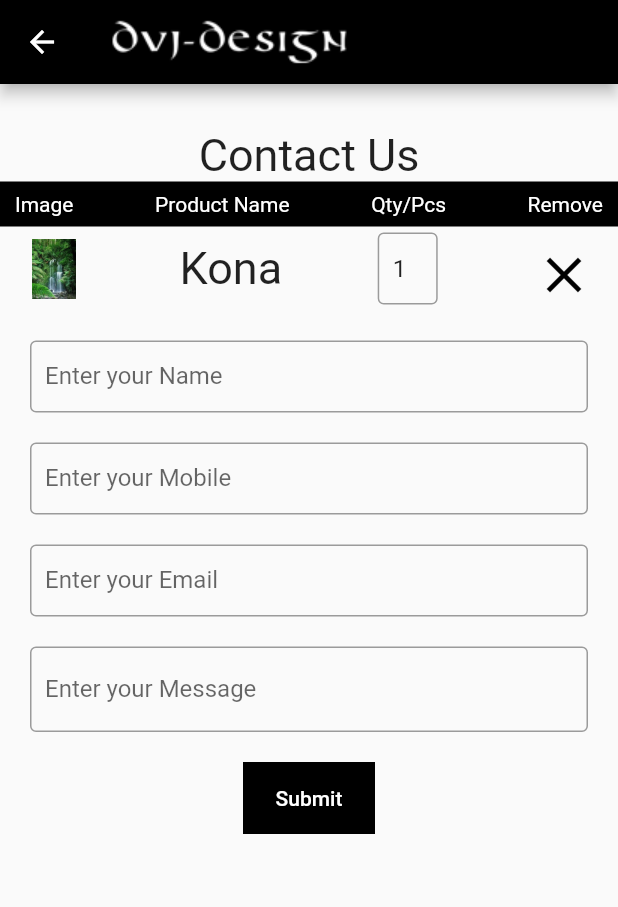
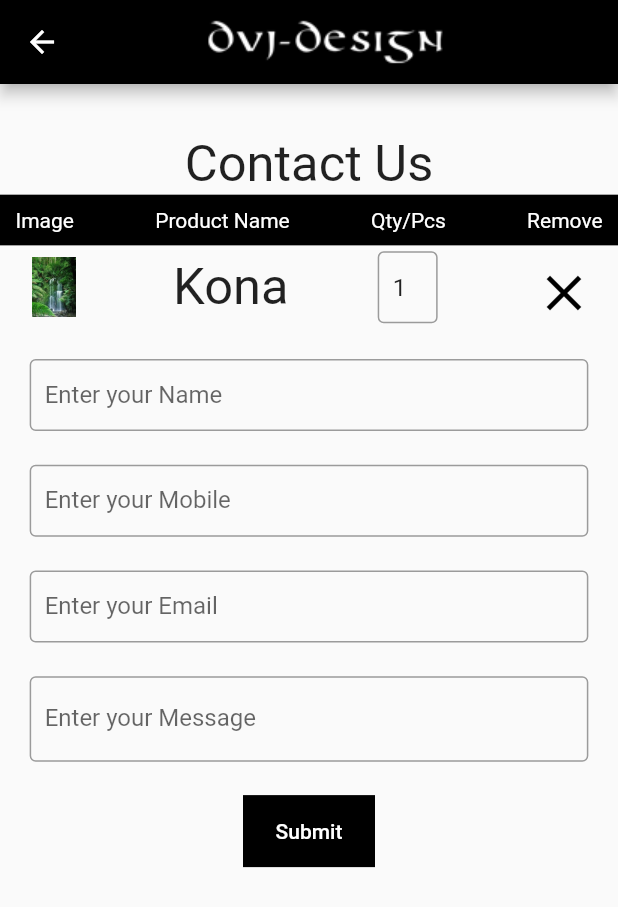
Before and after one commit to anandhakrishnanaji/DVJ-Designs, a Flutter app: the ContactUsPage screen opened by its route, on a phone screen of 412 x 824 dp. Shown: the top 907 px of the screen. Run offline on Flutter 3.47's test engine with Material 2 defaults, Android fonts, the phone set to English and light mode, and no system bars; our stand-ins replace carousel_slider.

Commit message:
Mediaquery design submission

```diff
--- a/lib/pages/ContactUsPage.dart
+++ b/lib/pages/ContactUsPage.dart
@@ -7,19 +7,21 @@ class ContactUsPage extends StatelessWidget {
   static const routeName = '/contactus';
   @override
   Widget build(BuildContext context) {
+    final height = MediaQuery.of(context).size.height;
+    final width = MediaQuery.of(context).size.width;
     return Scaffold(
       appBar: AppBar(
-        backgroundColor: Colors.black,
-        title: Image.asset('assets/images/logo.png'),
-      ),
+          backgroundColor: Colors.black,
+          title: Image.asset('assets/images/logo.png'),
+          titleSpacing: 0.194 * width),
       body: Container(
-        padding: EdgeInsets.only(top: 30),
+        padding: EdgeInsets.only(top: 0.041 * height),
         alignment: Alignment.center,
         child: ListView(
           children: <Widget>[
             Text(
               'Contact Us',
-              style: TextStyle(fontSize: 30),
+              style: TextStyle(fontSize: 0.041 * height),
               textAlign: TextAlign.center,
             ),
             CartList(),
--- a/lib/pages/homePage.dart
+++ b/lib/pages/homePage.dart
@@ -92,14 +92,15 @@ class HomePage extends StatelessWidget {
 
   @override
   Widget build(BuildContext context) {
+    final width = MediaQuery.of(context).size.width;
     return Scaffold(
       appBar: AppBar(
         backgroundColor: Colors.black,
         title: Image.asset('assets/images/logo.png'),
-        titleSpacing: 70,
+        titleSpacing: 0.194 * width,
         actions: <Widget>[
           Padding(
-            padding: const EdgeInsets.only(right: 10),
+            padding: EdgeInsets.only(right: 0.024 * width),
             child: IconButton(
                 icon: Icon(
                   Icons.search,
--- a/lib/pages/notificationPage.dart
+++ b/lib/pages/notificationPage.dart
@@ -4,13 +4,16 @@ class NotificationsPage extends StatelessWidget {
   static const routeName = '/notifications';
   @override
   Widget build(BuildContext context) {
+    final width = MediaQuery.of(context).size.width;
+
     return Scaffold(
       appBar: AppBar(
         backgroundColor: Colors.black,
         title: Image.asset('assets/images/logo.png'),
+        titleSpacing: 0.194 * width,
         actions: <Widget>[
           Padding(
-            padding: const EdgeInsets.only(right: 10),
+            padding: EdgeInsets.only(right: 0.0243 * width),
             child: IconButton(
                 icon: Icon(
                   Icons.search,
--- a/lib/pages/productListPage.dart
+++ b/lib/pages/productListPage.dart
@@ -16,6 +16,8 @@ class ProductListPage extends StatelessWidget {
     var width = (screenWidth - ((_crossAxisCount - 1) * _crossAxisSpacing)) /
         _crossAxisCount;
     var height = width / _aspectRatio;
+
+    final screenheight = MediaQuery.of(context).size.height;
     return Scaffold(
       appBar: AppBar(
         backgroundColor: Colors.black,
@@ -26,10 +28,10 @@ class ProductListPage extends StatelessWidget {
           child: Column(
         children: <Widget>[
           Padding(
-            padding: const EdgeInsets.all(20),
+            padding: EdgeInsets.all(0.0273 * screenheight),
             child: Text(
               'PRODUCTS',
-              style: TextStyle(fontSize: 30),
+              style: TextStyle(fontSize: 0.041 * screenheight),
             ),
           ),
           Expanded(
--- a/lib/widgets/ContactForm.dart
+++ b/lib/widgets/ContactForm.dart
@@ -38,8 +38,10 @@ class _ContactFormState extends State<ContactForm> {
   bool _isValid = false;
   @override
   Widget build(BuildContext context) {
+    final width = MediaQuery.of(context).size.width;
+    final height = MediaQuery.of(context).size.height;
     return Container(
-      padding: EdgeInsets.all(20),
+      padding: EdgeInsets.all(0.048 * width),
       child: Form(
           child: Column(children: [
         TextFormField(
@@ -51,8 +53,8 @@ class _ContactFormState extends State<ContactForm> {
           validator: (value) => value.isEmpty ? "This field is Required" : null,
           onSaved: (newValue) => _check['name'] = newValue,
         ),
-        const SizedBox(
-          height: 20,
+        SizedBox(
+          height: 0.0273 * height,
         ),
         TextFormField(
             decoration: InputDecoration(
@@ -65,8 +67,8 @@ class _ContactFormState extends State<ContactForm> {
             validator: (value) =>
                 value.isEmpty ? "This field is Required" : null,
             onSaved: (newValue) => _check['phone'] = newValue),
-        const SizedBox(
-          height: 20,
+        SizedBox(
+          height: 0.0273 * height,
         ),
         TextFormField(
             decoration: InputDecoration(
@@ -79,8 +81,8 @@ class _ContactFormState extends State<ContactForm> {
             validator: (value) =>
                 value.isEmpty ? "This field is Required" : null,
             onSaved: (newValue) => _check['email'] = newValue),
-        const SizedBox(
-          height: 20,
+        SizedBox(
+          height: 0.0273 * height,
         ),
         TextFormField(
             decoration: InputDecoration(
@@ -93,7 +95,7 @@ class _ContactFormState extends State<ContactForm> {
                 value.isEmpty ? "This field is Required" : null,
             onSaved: (newValue) => _check['company'] = newValue),
         Container(
-          margin: EdgeInsets.all(20),
+          margin: EdgeInsets.all(0.027 * height),
           color: Colors.black,
           child: MaterialButton(
             child: Text(
--- a/lib/widgets/cartList.dart
+++ b/lib/widgets/cartList.dart
@@ -7,14 +7,16 @@ import './cartTile.dart';
 class CartList extends StatelessWidget {
   @override
   Widget build(BuildContext context) {
+    final width = MediaQuery.of(context).size.width;
+    final height = MediaQuery.of(context).size.height;
     return Container(
       child: Column(
         children: <Widget>[
           Container(
-              height: 30,
+              height: 0.041 * height,
               decoration: BoxDecoration(color: Colors.black),
               child: Padding(
-                padding: const EdgeInsets.symmetric(horizontal: 10),
+                padding: EdgeInsets.symmetric(horizontal: 0.025 * width),
                 child: Row(
                   mainAxisAlignment: MainAxisAlignment.spaceBetween,
                   children: <Widget>[
--- a/lib/widgets/cartTile.dart
+++ b/lib/widgets/cartTile.dart
@@ -15,20 +15,21 @@ class _CartTileState extends State<CartTile> {
   @override
   Widget build(BuildContext context) {
     final width = MediaQuery.of(context).size.width;
+    final height = MediaQuery.of(context).size.height;
     return Container(
       child: ListTile(
         leading: Image.asset(
           widget.cproduct.product.imageUrl,
-          width: 40,
-          height: 40,
+          width: 0.097 * width,
+          height: 0.097 * width,
         ),
         title: Container(
-            padding: EdgeInsets.symmetric(horizontal: 20),
+            padding: EdgeInsets.symmetric(horizontal: 0.048 * width),
             child: FittedBox(
                 fit: BoxFit.scaleDown,
                 child: Text(
                   widget.cproduct.product.name,
-                  style: TextStyle(fontSize: 30),
+                  style: TextStyle(fontSize: 0.041 * height),
                 ))),
         trailing: Container(
           width: 0.35 * width,
@@ -36,7 +37,7 @@ class _CartTileState extends State<CartTile> {
             mainAxisAlignment: MainAxisAlignment.spaceBetween,
             children: <Widget>[
               Container(
-                width: 40,
+                width: 0.097 * width,
                 child: TextFormField(
                   initialValue: widget.cproduct.quantity.toString(),
                   onFieldSubmitted: (value) =>
@@ -47,7 +48,7 @@ class _CartTileState extends State<CartTile> {
               IconButton(
                   icon: Icon(
                     Icons.close,
-                    size: 40,
+                    size: 0.097 * width,
                     color: Colors.black,
                   ),
                   onPressed: () =>
--- a/lib/widgets/productsTile.dart
+++ b/lib/widgets/productsTile.dart
@@ -9,7 +9,6 @@ class ProductsTile extends StatelessWidget {
   ProductsTile(this.product);
   @override
   Widget build(BuildContext context) {
-    final height = MediaQuery.of(context).size.height;
     final width = MediaQuery.of(context).size.width;
     return InkWell(
       onTap: () => Navigator.of(context)
@@ -29,7 +28,8 @@ class ProductsTile extends StatelessWidget {
               alignment: Alignment.center,
               width: 0.43 * width,
               child: Text(product.name,
-                  style: TextStyle(color: Colors.white, fontSize: 20)),
+                  style:
+                      TextStyle(color: Colors.white, fontSize: 0.049 * width)),
               decoration: BoxDecoration(color: Colors.black),
             )
           ],
```
Also changed, not shown: lib/pages/aboutUsPage.dart (+8 -6 lines), lib/pages/dealserRegistrationPge.dart (+19 -16 lines), lib/pages/productslistPage.dart (+4 -3 lines), lib/pages/registrationPage.dart (+16 -14 lines), lib/widgets/drawerTile.dart (+6 -3 lines), lib/widgets/gridTile.dart (+5 -3 lines), lib/widgets/productTile.dart (+5 -4 lines).
